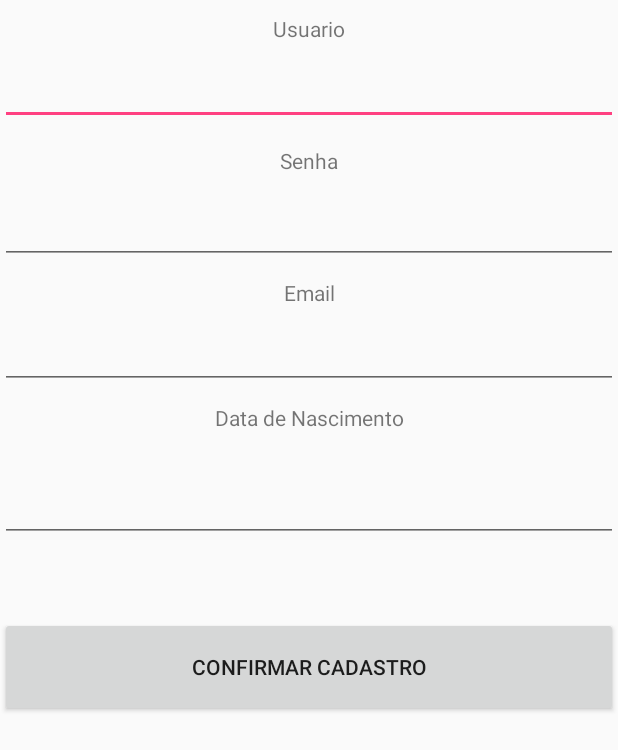
After one commit to vitroz/useBikeMobile, an Android app: the RegisterUserActivity screen opened directly, with no data from a screen before it, on a phone screen of 412 x 824 dp. The commit adds this screen. Shown: the top 750 px of the screen. Run offline under Robolectric (Android 15) with nearby library versions, the phone set to English and light mode, and no system bars; libraries missing offline, so code that uses them is left out: cz.msebera.android.

Commit message:
Post para API Implementado (Cadastro de Usuario)

```diff
--- a/app/src/main/AndroidManifest.xml
+++ b/app/src/main/AndroidManifest.xml
@@ -18,8 +18,7 @@
                 <category android:name="android.intent.category.LAUNCHER" />
             </intent-filter>
         </activity>
+        <activity android:name=".RegisterUserActivity"></activity>
     </application>
 
-
-
 </manifest>
--- /dev/null
+++ b/app/src/main/res/layout/activity_register_user.xml
@@ -0,0 +1,79 @@
+<?xml version="1.0" encoding="utf-8"?>
+<LinearLayout xmlns:android="http://schemas.android.com/apk/res/android"
+    xmlns:app="http://schemas.android.com/apk/res-auto"
+    xmlns:tools="http://schemas.android.com/tools"
+    android:layout_width="match_parent"
+    android:layout_height="match_parent"
+    android:orientation="vertical"
+    tools:context="com.example.vitor.usebike.RegisterUserActivity"
+    android:weightSum="1">
+
+    <TextView
+        android:id="@+id/lblUser"
+        android:layout_width="match_parent"
+        android:layout_height="wrap_content"
+        android:layout_weight="0.04"
+        android:gravity="center"
+        android:text="Usuario" />
+
+    <EditText
+        android:id="@+id/editText"
+        android:layout_width="match_parent"
+        android:layout_height="wrap_content"
+        android:ems="10"
+        android:inputType="textPersonName" />
+
+    <TextView
+        android:id="@+id/lblPass"
+        android:layout_width="match_parent"
+        android:layout_height="wrap_content"
+        android:layout_weight="0.06"
+        android:gravity="center"
+        android:text="Senha" />
+
+    <EditText
+        android:id="@+id/txtPass"
+        android:layout_width="match_parent"
+        android:layout_height="wrap_content"
+        android:ems="10"
+        android:inputType="textPersonName" />
+
+    <TextView
+        android:id="@+id/textView"
+        android:layout_width="match_parent"
+        android:layout_height="wrap_content"
+        android:layout_weight="0.04"
+        android:gravity="center"
+        android:text="Email" />
+
+    <EditText
+        android:id="@+id/txtEmail"
+        android:layout_width="match_parent"
+        android:layout_height="wrap_content"
+        android:ems="10"
+        android:inputType="textPersonName" />
+
+    <TextView
+        android:layout_width="match_parent"
+        android:layout_height="wrap_content"
+        android:layout_weight="0.04"
+        android:gravity="center"
+        android:text="Data de Nascimento" />
+
+    <EditText
+        android:id="@+id/editText6"
+        android:layout_width="match_parent"
+        android:layout_height="wrap_content"
+        android:layout_weight="0.04"
+        android:ems="10"
+        android:inputType="date" />
+
+    <Button
+        android:id="@+id/btnRegistrar"
+        android:layout_width="match_parent"
+        android:layout_height="wrap_content"
+        android:layout_marginTop="50dp"
+        android:layout_weight="0.04"
+        android:text="Confirmar Cadastro" />
+
+</LinearLayout>
```
Also changed, not shown: app/src/main/java/com/example/vitor/usebike/LoginActivity.java (+27 -8 lines), app/src/main/java/com/example/vitor/usebike/RegisterUserActivity.java (added, +120 -0 lines), app/src/main/res/layout/activity_login.xml (+23 -1 lines).
